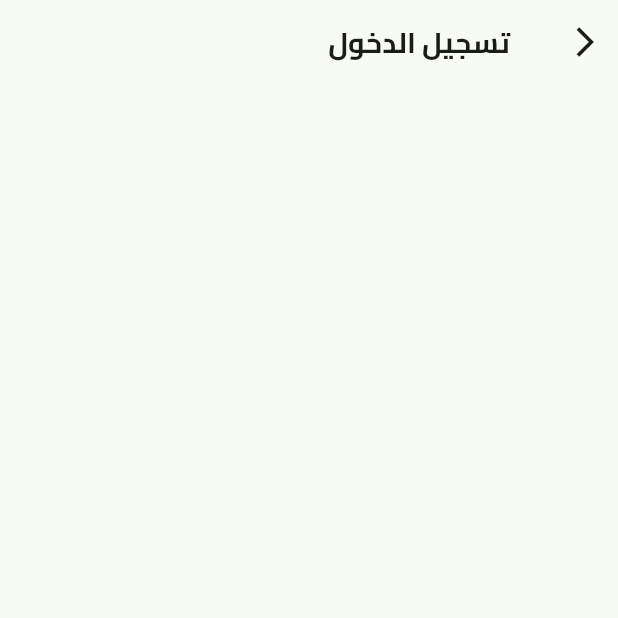
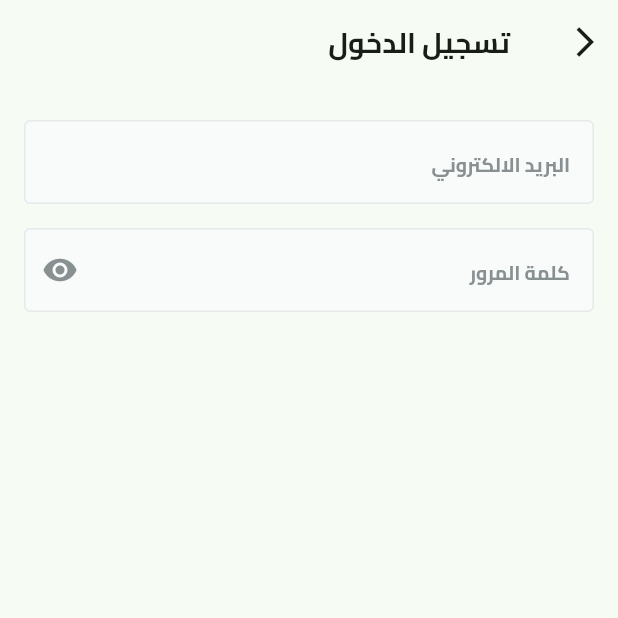
Before and after one commit to Abduallh-Abdo/fruit_hup, a Flutter app: the screen it shows after launch, after a tap on "تخط", on a phone screen of 412 x 824 dp, the top half of it. Run offline on Flutter 3.47's test engine with Material 3 defaults, Android fonts, the phone set to English and light mode, and no system bars; our stand-ins replace bloc, dots_indicator, equatable, flutter_svg, shared_preferences.

Commit message:
add CustomTextFormField

```diff
--- /dev/null
+++ b/devtools_options.yaml
@@ -0,0 +1,3 @@
+description: This file stores settings for Dart & Flutter DevTools.
+documentation: https://docs.flutter.dev/tools/devtools/extensions#configure-extension-enablement-states
+extensions:
--- a/lib/core/utils/app_color.dart
+++ b/lib/core/utils/app_color.dart
@@ -5,4 +5,7 @@ import 'package:flutter/material.dart';
 abstract class AppColor {
   static const Color primaryColor = Color(0xff1B5E37);
   static const Color scondrayColor = Color(0xfff4a91f);
+  static const Color borderSideColor = Color(0xffe6e9ea);
+  static const Color textFillColor = Color(0xfff9fafa);
+  static const Color hintTextColor = Color(0xff889091);
 }
--- a/lib/core/widgets/custom_app_bar.dart
+++ b/lib/core/widgets/custom_app_bar.dart
@@ -1,10 +1,9 @@
-
 import 'package:flutter/material.dart';
 import 'package:fruit_hup/core/helper/extensions/navigations.dart';
 
 import '../utils/app_text_styles.dart';
 
-AppBar CutomAppBar({required String title, required BuildContext context}) {
+AppBar CustomAppBar({required String title, required BuildContext context}) {
   return AppBar(
     leading: IconButton(
       onPressed: () {
--- /dev/null
+++ b/lib/core/widgets/custom_text_form_field.dart
@@ -0,0 +1,39 @@
+import 'package:flutter/material.dart';
+import 'package:fruit_hup/core/utils/app_color.dart';
+import 'package:fruit_hup/core/utils/app_text_styles.dart';
+
+class CustomTextFormField extends StatelessWidget {
+  const CustomTextFormField({
+    super.key,
+    required this.hintText,
+    this.suffixIcon,
+    required this.textInputType,
+  });
+  final String hintText;
+  final Widget? suffixIcon;
+  final TextInputType textInputType;
+  @override
+  Widget build(BuildContext context) {
+    return TextFormField(
+      keyboardType: textInputType,
+      decoration: InputDecoration(
+        suffixIcon: suffixIcon,
+        hintText: hintText,
+        hintStyle: AppTextStyles.bold13.copyWith(color: AppColor.hintTextColor),
+        filled: true,
+        fillColor: AppColor.textFillColor,
+        border: buildBorder(),
+        enabledBorder: buildBorder(),
+        focusedBorder: buildBorder(),
+      ),
+    );
+  }
+
+  OutlineInputBorder buildBorder() {
+    return OutlineInputBorder(
+      borderRadius: BorderRadius.circular(4),
+
+      borderSide: const BorderSide(color: AppColor.borderSideColor, width: 1),
+    );
+  }
+}
--- a/lib/features/auth/presentation/views/login_view.dart
+++ b/lib/features/auth/presentation/views/login_view.dart
@@ -9,7 +9,7 @@ class LoginView extends StatelessWidget {
   @override
   Widget build(BuildContext context) {
     return Scaffold(
-      appBar: CutomAppBar(context: context, title: 'تسجيل الدخول'),
+      appBar: CustomAppBar(context: context, title: 'تسجيل الدخول'),
       body: const LoginViewBody(),
     );
   }
--- a/lib/features/auth/presentation/widgets/login_view_body.dart
+++ b/lib/features/auth/presentation/widgets/login_view_body.dart
@@ -1,13 +1,36 @@
 import 'package:flutter/material.dart';
+import 'package:fruit_hup/core/utils/constants.dart';
+
+import '../../../../core/utils/app_color.dart';
+import '../../../../core/widgets/custom_text_form_field.dart';
 
 class LoginViewBody extends StatelessWidget {
   const LoginViewBody({super.key});
 
   @override
   Widget build(BuildContext context) {
-    return SingleChildScrollView(
-      child: Column(
-        children: [],
+    return const Padding(
+      padding: EdgeInsets.symmetric(horizontal: KHorizontalPadding),
+      child: SingleChildScrollView(
+        child: Column(
+          children: [
+            SizedBox(height: 24),
+
+            CustomTextFormField(
+              hintText: 'البريد الالكتروني',
+              textInputType: TextInputType.emailAddress,
+            ),
+            SizedBox(height: 16),
+            CustomTextFormField(
+              hintText: 'كلمة المرور',
+              textInputType: TextInputType.visiblePassword,
+              suffixIcon: Icon(
+                Icons.remove_red_eye,
+                color: AppColor.hintTextColor,
+              ),
+            ),
+          ],
+        ),
       ),
     );
   }
```
Lines whose indentation alone changed are shown as unchanged.
